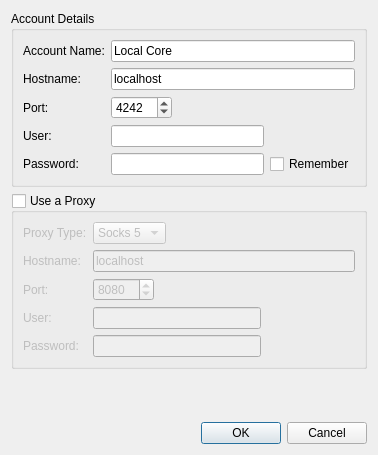
Old version of the form src/qtui/settingspages/coreaccounteditdlg.ui in the repository quassel/quassel.
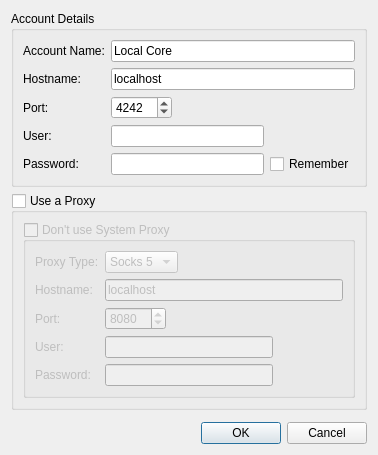
New version of the form.

Commit message: Optionally use the system's proxy

```diff
--- a/src/qtui/settingspages/coreaccounteditdlg.ui
+++ b/src/qtui/settingspages/coreaccounteditdlg.ui
@@ -134,6 +134,18 @@
      </property>
      <layout class="QGridLayout" name="gridLayout">
       <item row="0" column="0">
+       <widget class="QGroupBox" name="useSystemProxy">
+        <property name="title">
+           <string>Don't use System Proxy</string>
+        </property>
+        <property name="checkable">
+           <bool>true</bool>
+        </property>
+        <property name="checked">
+           <bool>false</bool>
+        </property>
+     <layout class="QGridLayout" name="gridLayout_2">
+      <item row="0" column="0">
        <widget class="QLabel" name="label_5">
         <property name="text">
          <string>Proxy Type:</string>
@@ -271,6 +283,7 @@
        </spacer>
       </item>
      </layout>
+     </widget></item></layout>
     </widget>
    </item>
    <item>
```
The commit also changes 4 other files.
